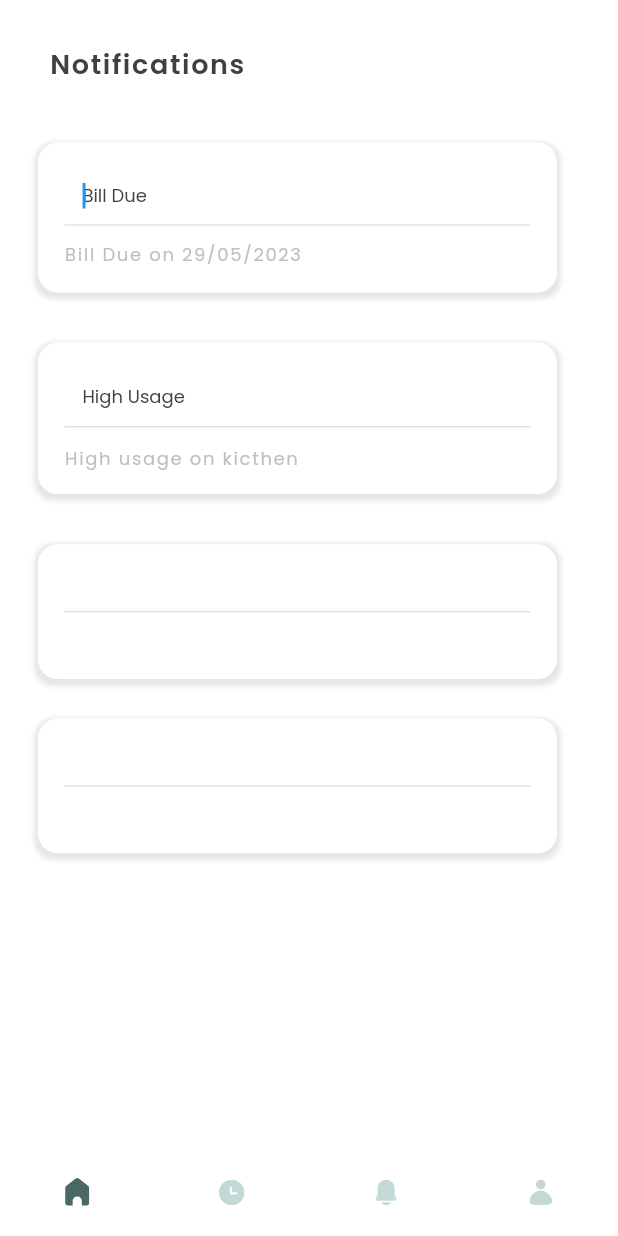
After one commit to kathrynsun77/waterwise, a Flutter app: the NotificationScreen screen opened by its route, on a phone screen of 412 x 824 dp. The commit adds this screen. Run offline on Flutter 3.47's test engine with Material 2 defaults, Android fonts, the phone set to English and light mode, and no system bars; our stand-ins replace cached_network_image, flutter_svg; missing offline and left inert: mysql1.

Commit message:
notification screen

```diff
--- a/lib/routes/app_routes.dart
+++ b/lib/routes/app_routes.dart
@@ -4,6 +4,7 @@ import '../ui/app_navigation_screen/app_navigation_screen.dart';
 import '../ui/home/home__screen.dart';
 import '../ui/intro_screen/intro_screen.dart';
 import '../ui/login_screen/login_screen.dart';
+import '../ui/notification_screen/notification_screen.dart';
 import '../ui/sign_up_screen/sign_up_screen.dart';
 import '../ui/splash_screen/starting_splash_screen.dart';
 import '../ui/profile_screen/profile_screen.dart';
@@ -29,7 +30,7 @@ class AppRoutes {
   static const String updateAccountScreen = '/update_account_screen';
   static const String billingScreen = '/billing_screen';
   static const String viewBillScreen = '/view_bill_screen';
-
+  static const String notificationScreen = '/notification_screen';
 
 
 
@@ -43,7 +44,9 @@ class AppRoutes {
     profileScreen: (context) => ProfileScreen(),
     updateAccountScreen: (context) => UpdateAccountScreen(),
     billingScreen: (context) => BillingScreen(),
-    viewBillScreen: (context) => ViewBillScreen()
+    viewBillScreen: (context) => ViewBillScreen(),
+    notificationScreen: (context) => NotificationScreen(),
+
 
 
 
--- a/lib/theme/app_decoration.dart
+++ b/lib/theme/app_decoration.dart
@@ -101,6 +101,25 @@ class AppDecoration {
     ),
   );
 
+  static BoxDecoration get outlineBlack90019 => BoxDecoration(
+    color: ColorConstant.whiteA700,
+    boxShadow: [
+      BoxShadow(
+        color: ColorConstant.black90019,
+        spreadRadius: getHorizontalSize(
+          2,
+        ),
+        blurRadius: getHorizontalSize(
+          2,
+        ),
+        offset: Offset(
+          0,
+          2,
+        ),
+      ),
+    ],
+  );
+
 }
 
 class BorderRadiusStyle {
@@ -148,30 +167,6 @@ class BorderRadiusStyle {
     ),
   );
 
-  static BoxDecoration get outlineBlack90019 => BoxDecoration(
-    color: ColorConstant.whiteA700,
-    boxShadow: [
-      BoxShadow(
-        color: ColorConstant.black90019,
-        spreadRadius: getHorizontalSize(
-          2,
-        ),
-        blurRadius: getHorizontalSize(
-          2,
-        ),
-        offset: Offset(
-          0,
-          2,
-        ),
-      ),
-    ],
-  );
-  static BoxDecoration get green => BoxDecoration(
-    color: ColorConstant.blueGray700,
-  );
-
-
-
 }
 
 // Comment/Uncomment the below code based on your Flutter SDK version.
--- a/lib/ui/billing_screen/billing_screen.dart
+++ b/lib/ui/billing_screen/billing_screen.dart
@@ -55,7 +55,7 @@ class _BillingScreenState extends State<BillingScreen> {
                                   .copyWith(
                                   letterSpacing: getHorizontalSize(1.0)))),
                       Padding(
-                          padding: getPadding(left: 165w, top: 4),
+                          padding: getPadding(left: 165, top: 4),
                           child: Text("200",
                               overflow: TextOverflow.ellipsis,
                               textAlign: TextAlign.left,
--- /dev/null
+++ b/lib/ui/notification_screen/notification_screen.dart
@@ -0,0 +1,216 @@
+import '../home/home__screen.dart';
+import '../notification_screen/widgets/notification_item_widget.dart';
+import 'package:flutter/material.dart';
+import '../../core/app_export.dart';
+import 'package:water_supply/ui/home/widgets/home_item_widget.dart';
+import '../../widget/custom_bottom_bar.dart';
+import '../../widget/custom_text_form_field.dart';
+
+
+
+class NotificationScreen extends StatefulWidget {
+  const NotificationScreen({Key? key}) : super(key: key);
+
+  @override
+  State<NotificationScreen> createState() => _NotificationScreenState();
+}
+
+class _NotificationScreenState extends State<NotificationScreen> {
+  TextEditingController groupseventeenController = TextEditingController();
+
+  TextEditingController groupfifteenController = TextEditingController();
+
+  GlobalKey<NavigatorState> navigatorKey = GlobalKey();
+
+  @override
+  Widget build(BuildContext context) {
+    return SafeArea(
+      child: Scaffold(
+        backgroundColor: ColorConstant.whiteA700,
+        resizeToAvoidBottomInset: false,
+        body: Container(
+          width: double.maxFinite,
+          padding: getPadding(
+            left: 23,
+            top: 29,
+            right: 23,
+            bottom: 29,
+          ),
+          child: Column(
+            crossAxisAlignment: CrossAxisAlignment.start,
+            mainAxisAlignment: MainAxisAlignment.start,
+            children: [
+              Padding(
+                padding: getPadding(
+                  left: 7,
+                ),
+                child: Text(
+                  "Notifications",
+                  overflow: TextOverflow.ellipsis,
+                  textAlign: TextAlign.left,
+                  style: AppStyle.txtPoppinsSemiBold18Gray800.copyWith(
+                    letterSpacing: getHorizontalSize(
+                      1.0,
+                    ),
+                  ),
+                ),
+              ),
+              Container(
+                margin: getMargin(
+                  top: 38,
+                  right: 14,
+                ),
+                padding: getPadding(
+                  left: 16,
+                  top: 15,
+                  right: 16,
+                  bottom: 15,
+                ),
+                decoration: AppDecoration.outlineBlack90019.copyWith(
+                  borderRadius: BorderRadiusStyle.roundedBorder12,
+                ),
+                child: Column(
+                  mainAxisSize: MainAxisSize.min,
+                  crossAxisAlignment: CrossAxisAlignment.start,
+                  mainAxisAlignment: MainAxisAlignment.center,
+                  children: [
+                    CustomTextFormField(
+                      focusNode: FocusNode(),
+                      autofocus: true,
+                      controller: groupseventeenController,
+                      hintText: "Bill Due",
+                      variant: TextFormFieldVariant.UnderLineGray300,
+                      fontStyle: TextFormFieldFontStyle.PoppinsRegular12Gray800,
+                    ),
+                    Padding(
+                      padding: getPadding(
+                        top: 10,
+                        bottom: 1,
+                      ),
+                      child: Text(
+                        "Bill Due on 29/05/2023",
+                        overflow: TextOverflow.ellipsis,
+                        textAlign: TextAlign.left,
+                        style: AppStyle.txtPoppinsRegular12Gray400.copyWith(
+                          letterSpacing: getHorizontalSize(
+                            1.0,
+                          ),
+                        ),
+                      ),
+                    ),
+                  ],
+                ),
+              ),
+              Container(
+                margin: getMargin(
+                  top: 33,
+                  right: 14,
+                ),
+                padding: getPadding(
+                  left: 16,
+                  top: 14,
+                  right: 16,
+                  bottom: 14,
+                ),
+                decoration: AppDecoration.outlineBlack90019.copyWith(
+                  borderRadius: BorderRadiusStyle.roundedBorder12,
+                ),
+                child: Column(
+                  mainAxisSize: MainAxisSize.min,
+                  crossAxisAlignment: CrossAxisAlignment.start,
+                  mainAxisAlignment: MainAxisAlignment.center,
+                  children: [
+                    CustomTextFormField(
+                      focusNode: FocusNode(),
+                      autofocus: true,
+                      controller: groupfifteenController,
+                      hintText: "High Usage",
+                      margin: getMargin(
+                        top: 2,
+                      ),
+                      variant: TextFormFieldVariant.UnderLineGray300,
+                      fontStyle: TextFormFieldFontStyle.PoppinsRegular12Gray800,
+                      textInputAction: TextInputAction.done,
+                    ),
+                    Padding(
+                      padding: getPadding(
+                        top: 12,
+                      ),
+                      child: Text(
+                        "High usage on kicthen",
+                        overflow: TextOverflow.ellipsis,
+                        textAlign: TextAlign.left,
+                        style: AppStyle.txtPoppinsRegular12Gray400.copyWith(
+                          letterSpacing: getHorizontalSize(
+                            1.0,
+                          ),
+                        ),
+                      ),
+                    ),
+                  ],
+                ),
+              ),
+              Expanded(
+                child: Padding(
+                  padding: getPadding(
+                    top: 33,
+                    right: 14,
+                  ),
+                  child: ListView.separated(
+                    physics: BouncingScrollPhysics(),
+                    shrinkWrap: true,
+                    separatorBuilder: (
+                      context,
+                      index,
+                    ) {
+                      return SizedBox(
+                        height: getVerticalSize(
+                          26,
+                        ),
+                      );
+                    },
+                    itemCount: 2,
+                    itemBuilder: (context, index) {
+                      return NotificationItemWidget();
+                    },
+                  ),
+                ),
+              ),
+            ],
+          ),
+        ),
+        bottomNavigationBar: CustomBottomBar(
+          onChanged: (BottomBarEnum type) {
+            Navigator.pushNamed(
+                navigatorKey.currentContext!, getCurrentRoute(type));
+          },
+        ),
+      ),
+    );
+  }
+
+  ///Handling route based on bottom click actions
+  String getCurrentRoute(BottomBarEnum type) {
+    switch (type) {
+      case BottomBarEnum.Home1:
+        return AppRoutes.homeScreen;
+      case BottomBarEnum.History1:
+        return "/";
+      case BottomBarEnum.Notification1:
+        return "/";
+      case BottomBarEnum.Profile1:
+        return "/";
+      default:
+        return "/";
+    }
+  }
+
+  ///Handling page based on route
+  Widget getCurrentPage(String currentRoute) {
+    switch (currentRoute) {
+      case AppRoutes.homeScreen:
+      default:
+        return DefaultWidget();
+    }
+  }
+}
--- /dev/null
+++ b/lib/ui/notification_screen/widgets/notification_item_widget.dart
@@ -0,0 +1,79 @@
+import 'package:flutter/material.dart';
+import '../../../core/app_export.dart';
+
+// ignore: must_be_immutable
+class NotificationItemWidget extends StatelessWidget {
+  NotificationItemWidget();
+
+  @override
+  Widget build(BuildContext context) {
+    return Container(
+      width: double.maxFinite,
+      child: Container(
+        padding: getPadding(
+          left: 16,
+          top: 15,
+          right: 16,
+          bottom: 15,
+        ),
+        decoration: AppDecoration.outlineBlack90019.copyWith(
+          borderRadius: BorderRadiusStyle.roundedBorder12,
+        ),
+        child: Column(
+          mainAxisSize: MainAxisSize.min,
+          crossAxisAlignment: CrossAxisAlignment.start,
+          mainAxisAlignment: MainAxisAlignment.center,
+          children: [
+            Container(
+              width: getHorizontalSize(
+                98,
+              ),
+              margin: getMargin(
+                top: 1,
+              ),
+              child: Text(
+                "",
+                maxLines: null,
+                textAlign: TextAlign.left,
+                style: AppStyle.txtPoppinsRegular12Gray800.copyWith(
+                  letterSpacing: getHorizontalSize(
+                    1.0,
+                  ),
+                ),
+              ),
+            ),
+            Padding(
+              padding: getPadding(
+                top: 10,
+              ),
+              child: Divider(
+                height: getVerticalSize(
+                  1,
+                ),
+                thickness: getVerticalSize(
+                  1,
+                ),
+                color: ColorConstant.gray300,
+              ),
+            ),
+            Padding(
+              padding: getPadding(
+                top: 11,
+              ),
+              child: Text(
+                "",
+                overflow: TextOverflow.ellipsis,
+                textAlign: TextAlign.left,
+                style: AppStyle.txtPoppinsRegular12Gray400.copyWith(
+                  letterSpacing: getHorizontalSize(
+                    1.0,
+                  ),
+                ),
+              ),
+            ),
+          ],
+        ),
+      ),
+    );
+  }
+}
```
